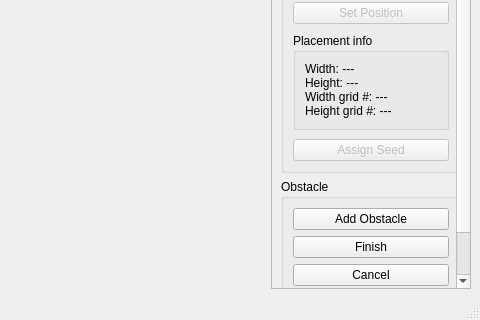
Above: Test_map_widget.ui from issaccheng2008/test_map_widget before the change; both pictures show x 320 to 800 and y 280 to 600 of the 800 by 600 pixel window. Below: the same form after it.
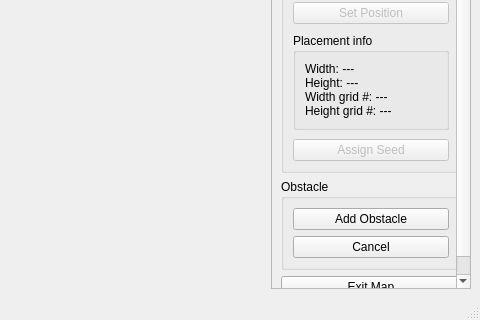
That is the form after the change. Custom widgets are drawn as their Qt base class.

Commit message: Combine obstacle add/finish button

```diff
--- a/Test_map_widget.ui
+++ b/Test_map_widget.ui
@@ -188,13 +188,6 @@
             </property>
            </widget>
           </item>
-          <item>
-           <widget class="QPushButton" name="finishObstacleButton">
-            <property name="text">
-             <string>Finish</string>
-            </property>
-           </widget>
-          </item>
           <item>
            <widget class="QPushButton" name="cancelObstacleButton">
             <property name="text">
```
The commit also changes 2 other files.
